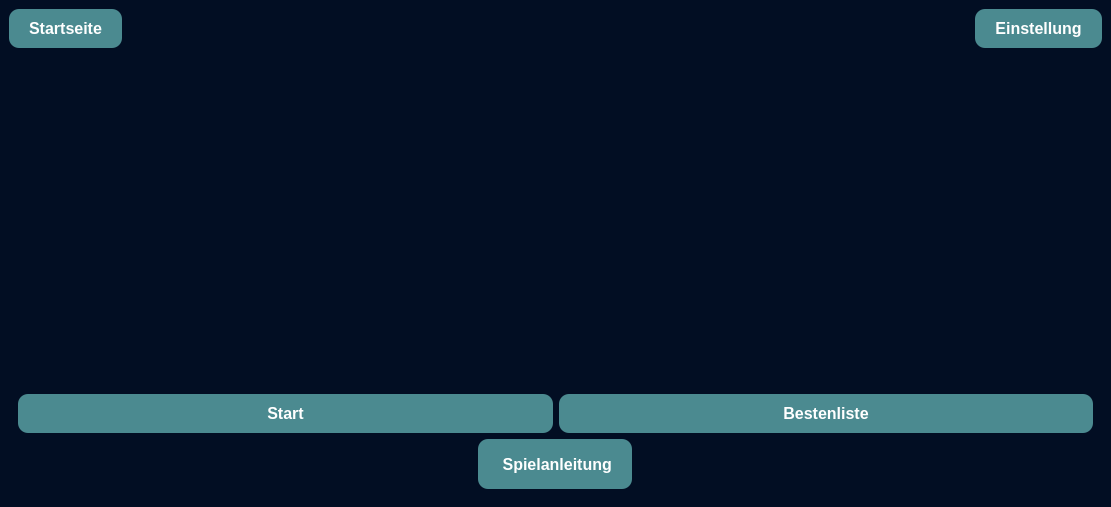
HoussemHfasa/-Wer-wird-Millionear, file WerWirdMillionear/mainwindow.ui: the form before one commit.
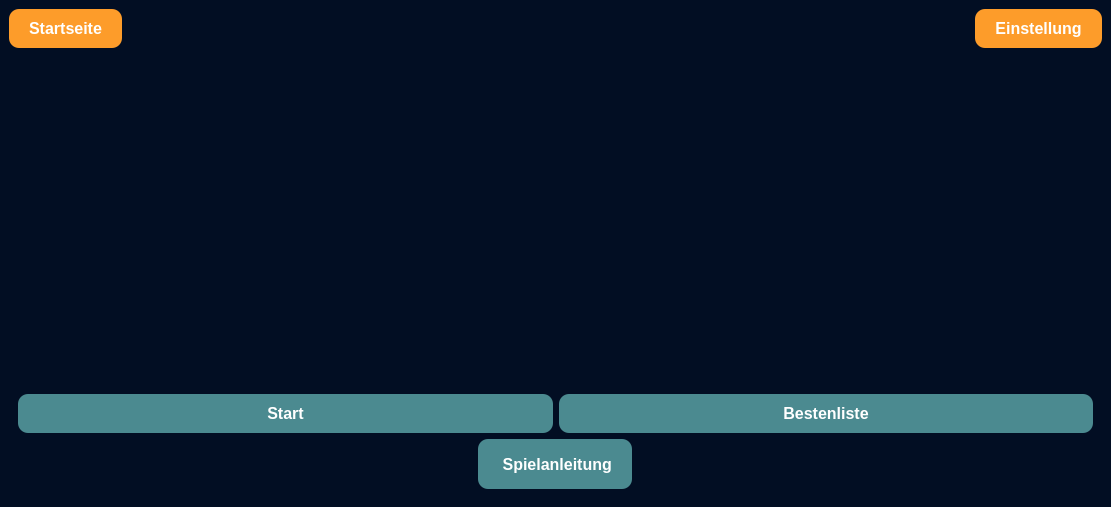
The form after the commit. The open tabs and pages were chosen to show the change. Icons and pictures are not drawn.

```diff
--- a/WerWirdMillionear/mainwindow.ui
+++ b/WerWirdMillionear/mainwindow.ui
@@ -36,7 +36,7 @@
         </property>
         <property name="styleSheet">
          <string notr="true">QPushButton#Zurueckstartseite_2 {
-    background-color: #4B8A90;
+    background-color: #fd9c2a;
     border: none;
     color: white;
     padding: 10px 20px;
@@ -73,7 +73,7 @@
       <item>
        <widget class="QPushButton" name="pushButton">
         <property name="styleSheet">
-         <string notr="true">background-color: #4B8A90;
+         <string notr="true">background-color: #fd9c2a;
 border: none;
 color: white;
 padding: 10px 20px;
```
Left out of the diff: 26 changed lines with no effect on the pictures.
